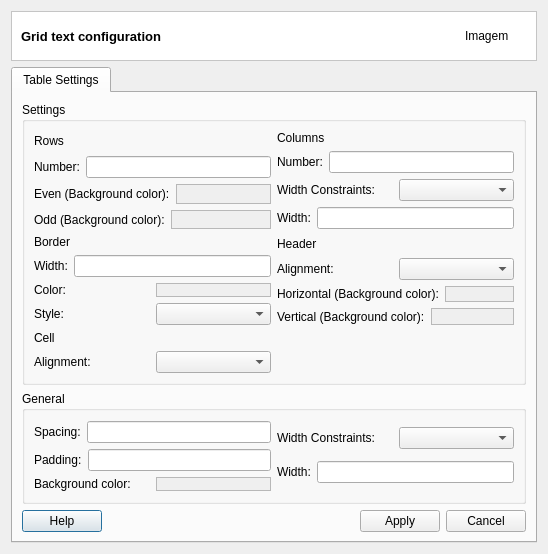
Above: src/terralib/layout/qt/ui/TextGridSettings.ui from claudiobogossian/terraprint before the change. Below: the same form after it.
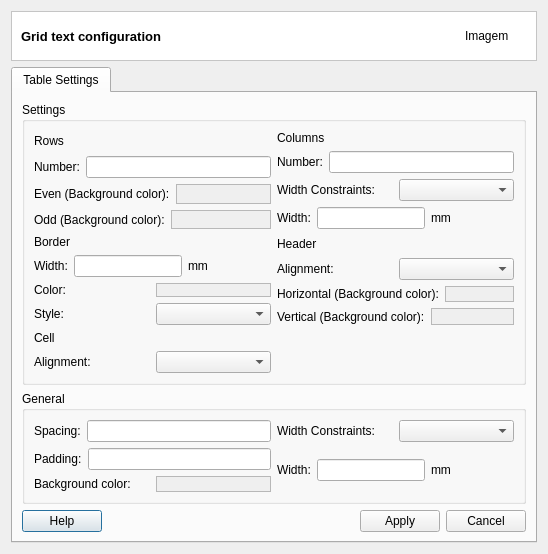
That is the form after the change.

Commit message: validating double precision and including unit label fixes #278 #266

```diff
--- a/src/terralib/layout/qt/ui/TextGridSettings.ui
+++ b/src/terralib/layout/qt/ui/TextGridSettings.ui
@@ -214,6 +214,26 @@
                 <item>
                  <widget class="QLineEdit" name="lneEdtColumnsWidth"/>
                 </item>
+                <item>
+                 <widget class="QLabel" name="label_3">
+                  <property name="text">
+                   <string>mm</string>
+                  </property>
+                 </widget>
+                </item>
+                <item>
+                 <spacer name="horizontalSpacer_3">
+                  <property name="orientation">
+                   <enum>Qt::Horizontal</enum>
+                  </property>
+                  <property name="sizeHint" stdset="0">
+                   <size>
+                    <width>40</width>
+                    <height>20</height>
+                   </size>
+                  </property>
+                 </spacer>
+                </item>
                </layout>
               </item>
              </layout>
@@ -239,6 +259,26 @@
                 <item>
                  <widget class="QLineEdit" name="lneEdtBorderWidth"/>
                 </item>
+                <item>
+                 <widget class="QLabel" name="label">
+                  <property name="text">
+                   <string>mm</string>
+                  </property>
+                 </widget>
+                </item>
+                <item>
+                 <spacer name="horizontalSpacer_2">
+                  <property name="orientation">
+                   <enum>Qt::Horizontal</enum>
+                  </property>
+                  <property name="sizeHint" stdset="0">
+                   <size>
+                    <width>40</width>
+                    <height>20</height>
+                   </size>
+                  </property>
+                 </spacer>
+                </item>
                </layout>
               </item>
               <item>
@@ -475,6 +515,26 @@
                 <item>
                  <widget class="QLineEdit" name="lneEdtTableWidth"/>
                 </item>
+                <item>
+                 <widget class="QLabel" name="label_2">
+                  <property name="text">
+                   <string>mm</string>
+                  </property>
+                 </widget>
+                </item>
+                <item>
+                 <spacer name="horizontalSpacer_4">
+                  <property name="orientation">
+                   <enum>Qt::Horizontal</enum>
+                  </property>
+                  <property name="sizeHint" stdset="0">
+                   <size>
+                    <width>40</width>
+                    <height>20</height>
+                   </size>
+                  </property>
+                 </spacer>
+                </item>
                </layout>
               </item>
              </layout>
```
The commit also changes 12 other files.
